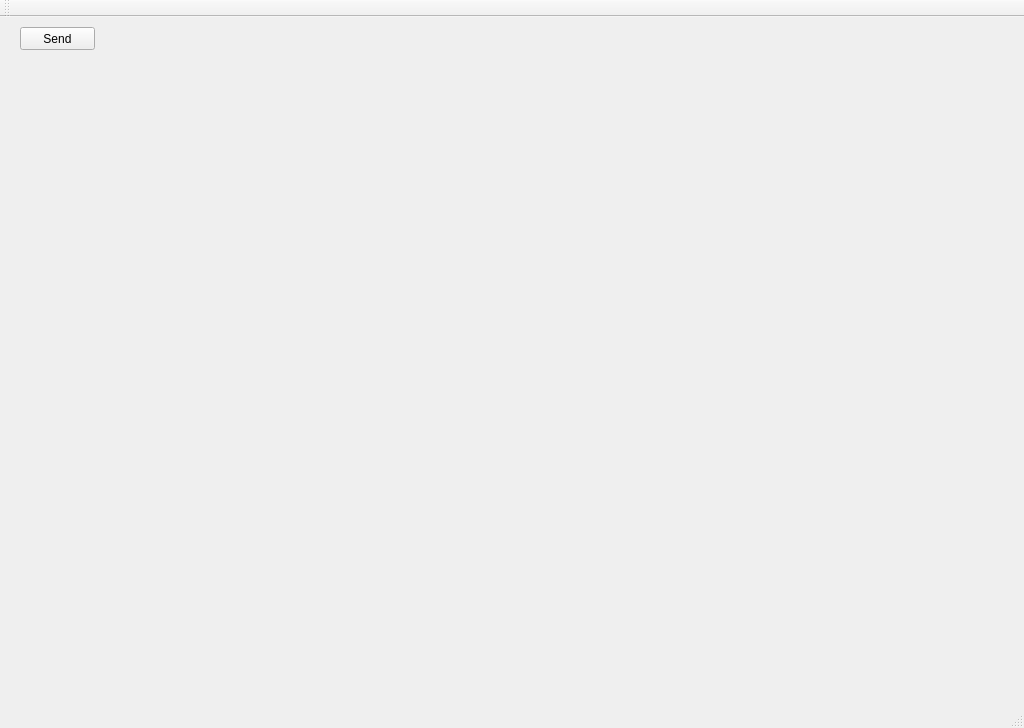
First picture: the form in mainwindow.ui, repository robocenter-rov/remote-control, before the edit.
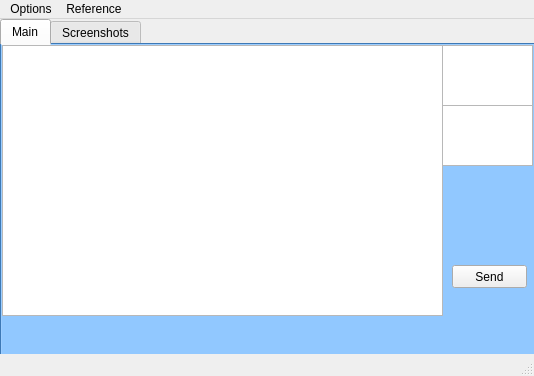
Second picture: the form after the edit.

Diff of the .ui file:
```diff
--- a/mainwindow.ui
+++ b/mainwindow.ui
@@ -9,8 +9,8 @@
    <rect>
     <x>0</x>
     <y>0</y>
-    <width>1024</width>
-    <height>728</height>
+    <width>534</width>
+    <height>376</height>
    </rect>
   </property>
   <property name="minimumSize">
@@ -23,18 +23,82 @@
    <string>ROV Control</string>
   </property>
   <widget class="QWidget" name="centralWidget">
-   <widget class="QPushButton" name="sendButton">
+   <property name="styleSheet">
+    <string notr="true"/>
+   </property>
+   <widget class="QTabWidget" name="tabWidget">
+    <property name="enabled">
+     <bool>true</bool>
+    </property>
     <property name="geometry">
      <rect>
-      <x>20</x>
-      <y>10</y>
-      <width>75</width>
-      <height>23</height>
+      <x>0</x>
+      <y>0</y>
+      <width>541</width>
+      <height>341</height>
      </rect>
     </property>
-    <property name="text">
-     <string>Send</string>
+    <property name="styleSheet">
+     <string notr="true">QTabWidget{
+	background: rgb(85, 170, 255)
+}</string>
     </property>
+    <property name="currentIndex">
+     <number>0</number>
+    </property>
+    <widget class="QWidget" name="tabPilot1">
+     <attribute name="title">
+      <string>Main</string>
+     </attribute>
+     <widget class="QGraphicsView" name="graphicsView">
+      <property name="geometry">
+       <rect>
+        <x>0</x>
+        <y>0</y>
+        <width>441</width>
+        <height>271</height>
+       </rect>
+      </property>
+     </widget>
+     <widget class="QGraphicsView" name="graphicsView_2">
+      <property name="geometry">
+       <rect>
+        <x>440</x>
+        <y>0</y>
+        <width>91</width>
+        <height>61</height>
+       </rect>
+      </property>
+     </widget>
+     <widget class="QGraphicsView" name="graphicsView_3">
+      <property name="geometry">
+       <rect>
+        <x>440</x>
+        <y>60</y>
+        <width>91</width>
+        <height>61</height>
+       </rect>
+      </property>
+     </widget>
+     <widget class="QPushButton" name="sendButton">
+      <property name="geometry">
+       <rect>
+        <x>450</x>
+        <y>220</y>
+        <width>75</width>
+        <height>23</height>
+       </rect>
+      </property>
+      <property name="text">
+       <string>Send</string>
+      </property>
+     </widget>
+    </widget>
+    <widget class="QWidget" name="tabPilot2">
+     <attribute name="title">
+      <string>Screenshots</string>
+     </attribute>
+    </widget>
    </widget>
   </widget>
   <widget class="QMenuBar" name="menuBar">
@@ -42,18 +106,24 @@
     <rect>
      <x>0</x>
      <y>0</y>
-     <width>1024</width>
+     <width>534</width>
      <height>21</height>
     </rect>
    </property>
-  </widget>
-  <widget class="QToolBar" name="mainToolBar">
-   <attribute name="toolBarArea">
-    <enum>TopToolBarArea</enum>
-   </attribute>
-   <attribute name="toolBarBreak">
-    <bool>false</bool>
-   </attribute>
+   <widget class="QMenu" name="menu">
+    <property name="title">
+     <string>Options</string>
+    </property>
+    <addaction name="action"/>
+   </widget>
+   <widget class="QMenu" name="menu_2">
+    <property name="title">
+     <string>Reference</string>
+    </property>
+    <addaction name="action_2"/>
+   </widget>
+   <addaction name="menu"/>
+   <addaction name="menu_2"/>
   </widget>
   <widget class="QStatusBar" name="statusBar"/>
  </widget>
```
Left out of the diff: 10 changed lines with no effect on the pictures.
